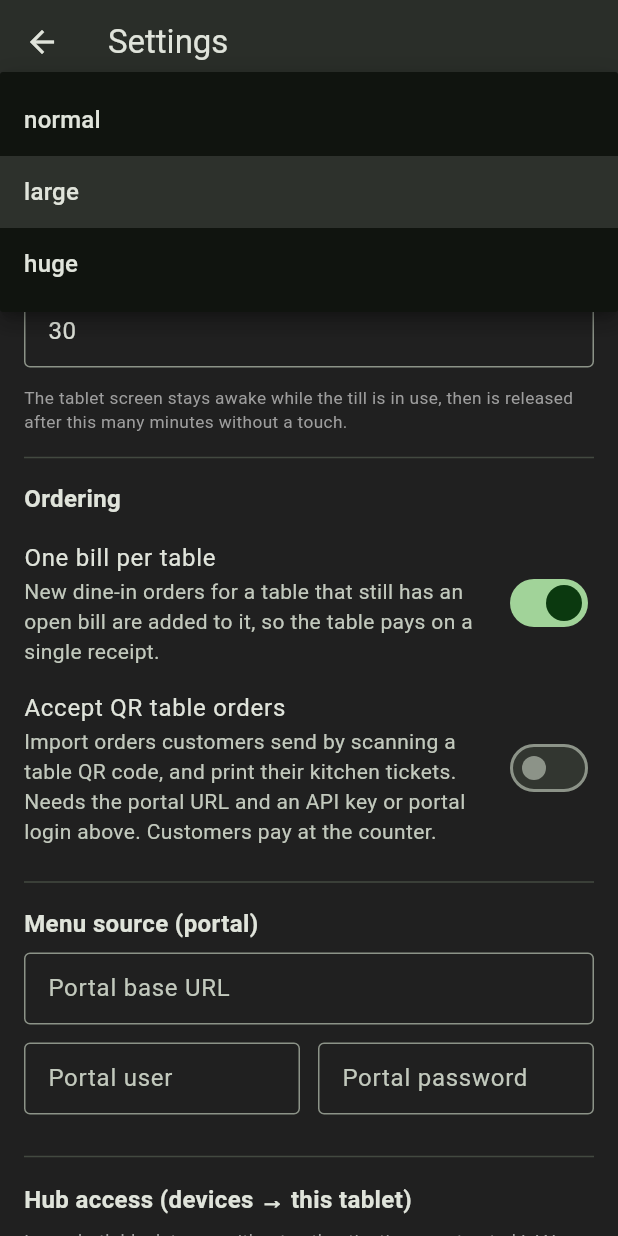
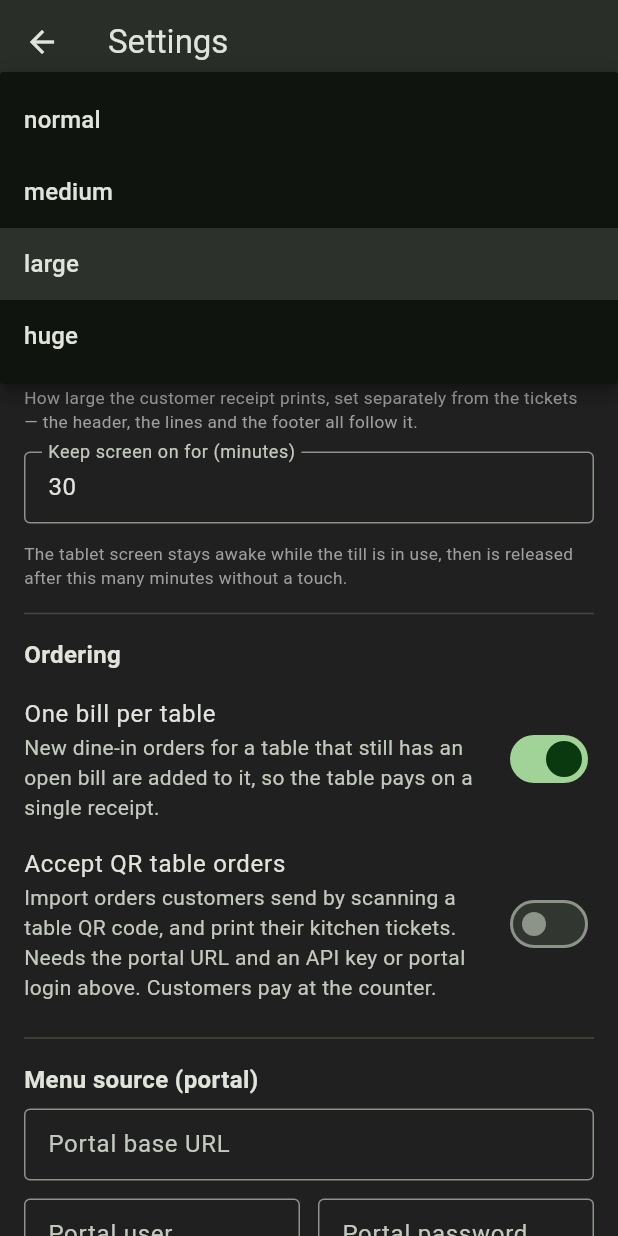
Before and after one commit to maminruddinyahaya27/warong_ordering_system, a Flutter app: the SettingsScreen screen opened directly, scrolled down 576 dp, after a tap on "large", on a phone screen of 412 x 824 dp. Run offline on Flutter 3.47's test engine with Material 3 defaults, Android fonts, the phone set to English and light mode, and no system bars; our stand-ins replace permission_handler, shared_preferences, shelf, sqflite; missing offline and left inert: esc_pos_utils_plus; accounts and stored records are empty.

Commit message:
Split ticket and receipt text sizes, add a medium size, and print plain
Text size is now two settings: Ticket text size and Receipt text size, each normal / medium / large / huge. The receipt applies its own size throughout (header, lines and footer) instead of sharing the ticket's, and an install that predates the split falls back to the ticket size so its look is unchanged.

medium widens the letters without making them taller (GS ! 0x10: double width, normal height) - the one combination these printers honour, since height-only scaling is ignored. Tickets and receipts are no longer bold: the last emphasis commands (the receipt's shop name and Total) are gone, so nothing in the printing path sets emphasis.

Also: a take-away circle is labelled TA with its take-away number underneath, and the number is read from the segment after TA, so a trailing table number is no longer mistaken for it (261007-TA-001-7 is take-away 001).

Tests: both size settings checked at the byte level (medium doubles width without the doubled-height command and without the font-B command), the receipt honours its own size apart from the ticket, and the take-away circle labels.

```diff
--- a/restaurant-pos/pos-hub/lib/screens/settings_screen.dart
+++ b/restaurant-pos/pos-hub/lib/screens/settings_screen.dart
@@ -35,6 +35,7 @@ class _SettingsScreenState extends State<SettingsScreen> {
   bool _autoMerge = true;
   bool _acceptQrOrders = false;
   String _ticketSize = 'large';
+  String _receiptSize = 'large';
   bool _saving = false;
 
   @override
@@ -60,6 +61,7 @@ class _SettingsScreenState extends State<SettingsScreen> {
     _autoMerge = settings.autoMergeTableOrders;
     _acceptQrOrders = settings.acceptQrOrders;
     _ticketSize = settings.ticketTextSize;
+    _receiptSize = settings.receiptTextSize;
   }
 
   @override
@@ -104,6 +106,7 @@ class _SettingsScreenState extends State<SettingsScreen> {
         'rounding_step': rounding.toString(),
         'printer_cooldown_ms': cooldown.toString(),
         'ticket_text_size': _ticketSize,
+        'receipt_text_size': _receiptSize,
         'keep_awake_minutes': keepAwake.toString(),
         'auto_merge_table_orders': _autoMerge ? 'true' : 'false',
         'accept_qr_orders': _acceptQrOrders ? 'true' : 'false',
@@ -181,16 +184,29 @@ class _SettingsScreenState extends State<SettingsScreen> {
           ),
           const SizedBox(height: 12),
           _dropdown(
-            label: 'Text size (tickets & receipts)',
+            label: 'Ticket text size',
             value: _ticketSize,
-            options: const ['normal', 'large', 'huge'],
+            options: const ['normal', 'medium', 'large', 'huge'],
             onChanged: (value) => setState(() => _ticketSize = value),
           ),
           const Text(
-            'How large the text prints: it sizes the ticket body and its station '
-            'header, and the receipt header and footer. "large" doubles the width '
-            'and height, "huge" is three times the size. Wider text means fewer '
-            'characters per line, so long names wrap onto the next line.',
+            'How large the kitchen tickets print: the station header and the '
+            'body. "medium" widens the letters without making them taller, '
+            '"large" doubles width and height and "huge" is three times the '
+            'size. Wider text means fewer characters per line, so long names '
+            'wrap onto the next line.',
+            style: TextStyle(fontSize: 11.5, color: Colors.grey),
+          ),
+          const SizedBox(height: 12),
+          _dropdown(
+            label: 'Receipt text size',
+            value: _receiptSize,
+            options: const ['normal', 'medium', 'large', 'huge'],
+            onChanged: (value) => setState(() => _receiptSize = value),
+          ),
+          const Text(
+            'How large the customer receipt prints, set separately from the '
+            'tickets — the header, the lines and the footer all follow it.',
             style: TextStyle(fontSize: 11.5, color: Colors.grey),
           ),
           const SizedBox(height: 12),
--- a/restaurant-pos/pos-hub/lib/services/app_settings.dart
+++ b/restaurant-pos/pos-hub/lib/services/app_settings.dart
@@ -54,11 +54,22 @@ class SettingsStore {
   int get printerCooldownMs =>
       _double('printer_cooldown_ms', 1500).round().clamp(0, 10000);
 
-  /// Text size on kitchen station tickets: 'normal' | 'large' | 'huge'.
-  /// Larger text is easier to read from across a hot kitchen.
+  /// Text size on kitchen station tickets: 'normal' | 'medium' | 'large' |
+  /// 'huge'. Larger text is easier to read from across a hot kitchen; 'medium'
+  /// widens the letters without making them taller.
   String get ticketTextSize {
     final value = _string('ticket_text_size', 'large');
-    return ['normal', 'large', 'huge'].contains(value) ? value : 'large';
+    return ['normal', 'medium', 'large', 'huge'].contains(value)
+        ? value
+        : 'large';
+  }
+
+  /// Text size on customer receipts: 'normal' | 'large' | 'huge'. Falls back
+  /// to the ticket size, so an install that predates this keeps its look.
+  String get receiptTextSize {
+    final value = _string('receipt_text_size', '');
+    if (['normal', 'medium', 'large', 'huge'].contains(value)) return value;
+    return ticketTextSize;
   }
 
   /// New dine-in orders for a table that still has an open bill are added to
```
Also changed, not shown: restaurant-pos/pos-hub/lib/models/order.dart (+6 -2 lines), restaurant-pos/pos-hub/lib/screens/orders_screen.dart (+11 -6 lines), restaurant-pos/pos-hub/lib/services/escpos_renderer.dart (+38 -9 lines), 2 other files.
